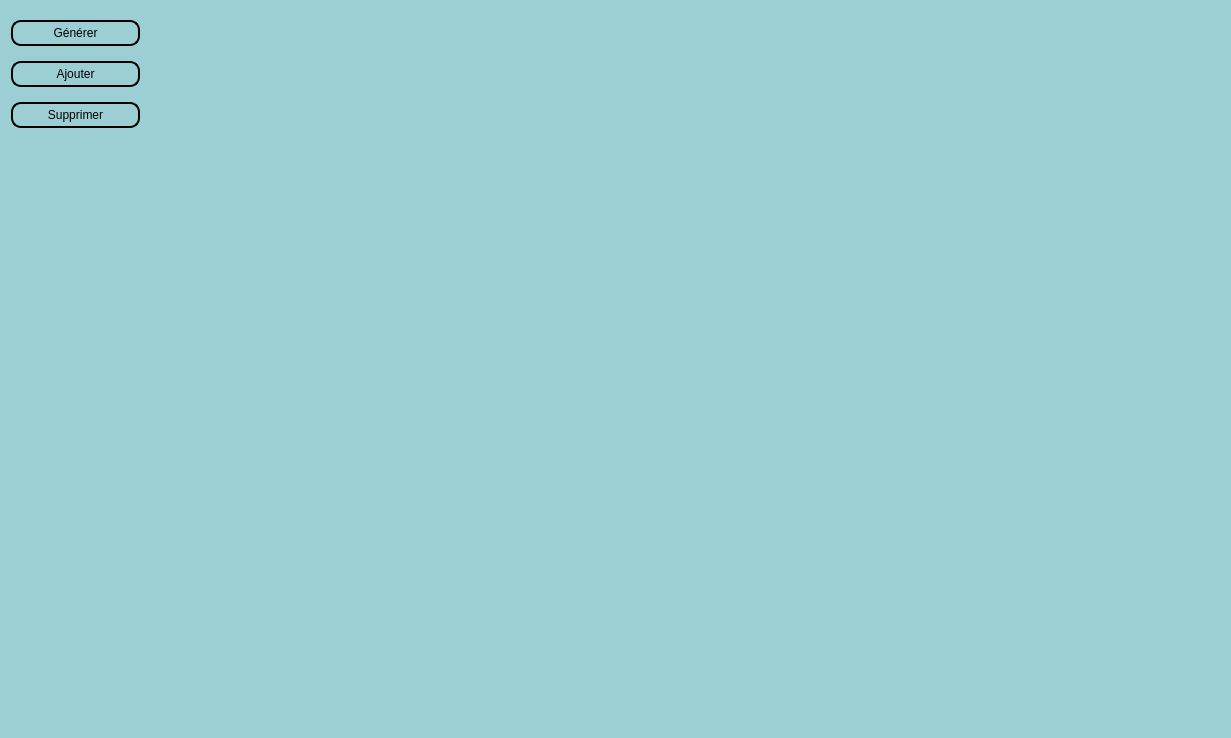
Qt form interface.ui (jerempjerem/ISEN_Projet) before a commit.
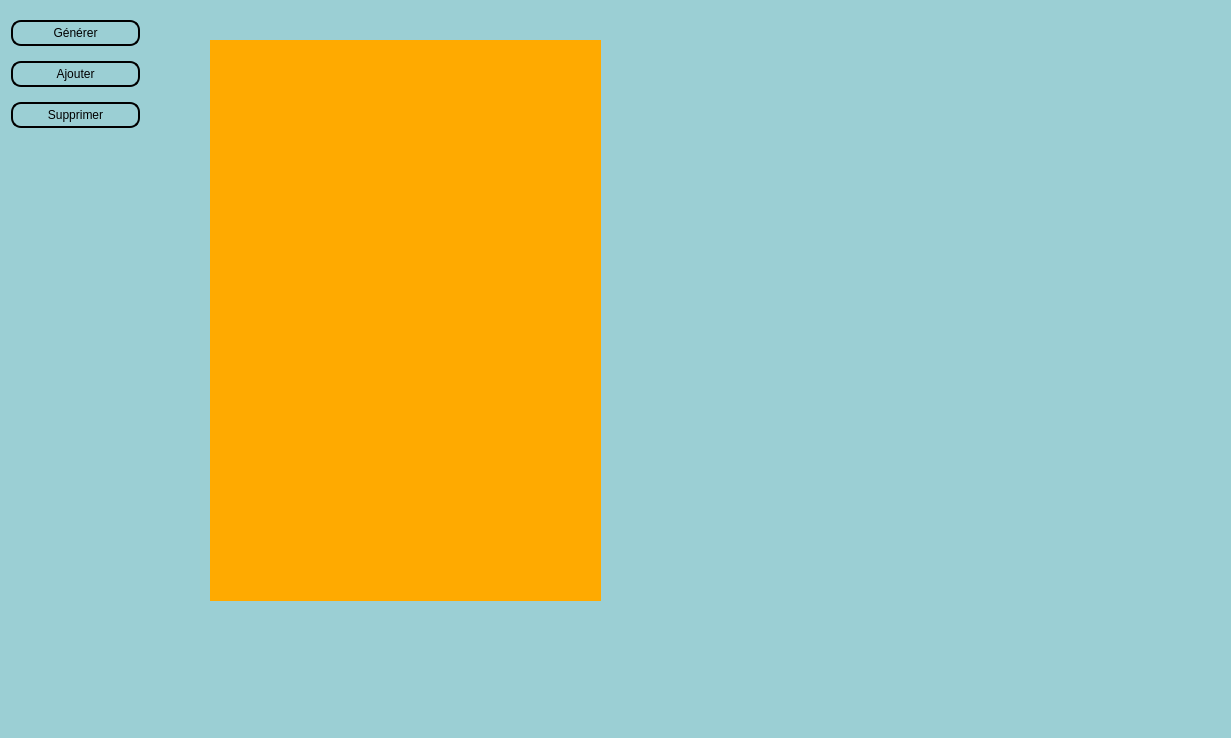
The same form after that commit. The open tabs and pages were chosen to show the change. Custom widgets are drawn as their Qt base class.

```diff
--- a/interface.ui
+++ b/interface.ui
@@ -493,7 +493,21 @@
               </item>
              </layout>
             </widget>
-            <widget class="QWidget" name="add_page"/>
+            <widget class="QWidget" name="add_page">
+             <widget class="QListWidget" name="listWidget">
+              <property name="geometry">
+               <rect>
+                <x>60</x>
+                <y>40</y>
+                <width>391</width>
+                <height>561</height>
+               </rect>
+              </property>
+              <property name="styleSheet">
+               <string notr="true">background-color: rgb(255, 170, 0);</string>
+              </property>
+             </widget>
+            </widget>
             <widget class="QWidget" name="delete_page"/>
            </widget>
           </item>
```
